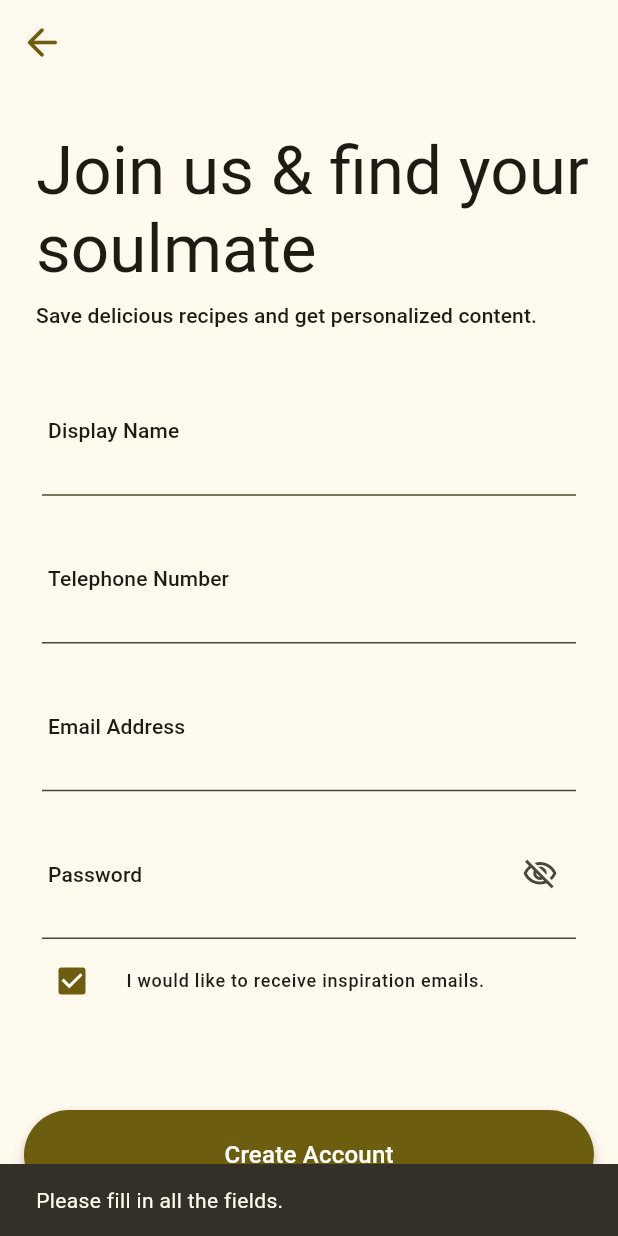
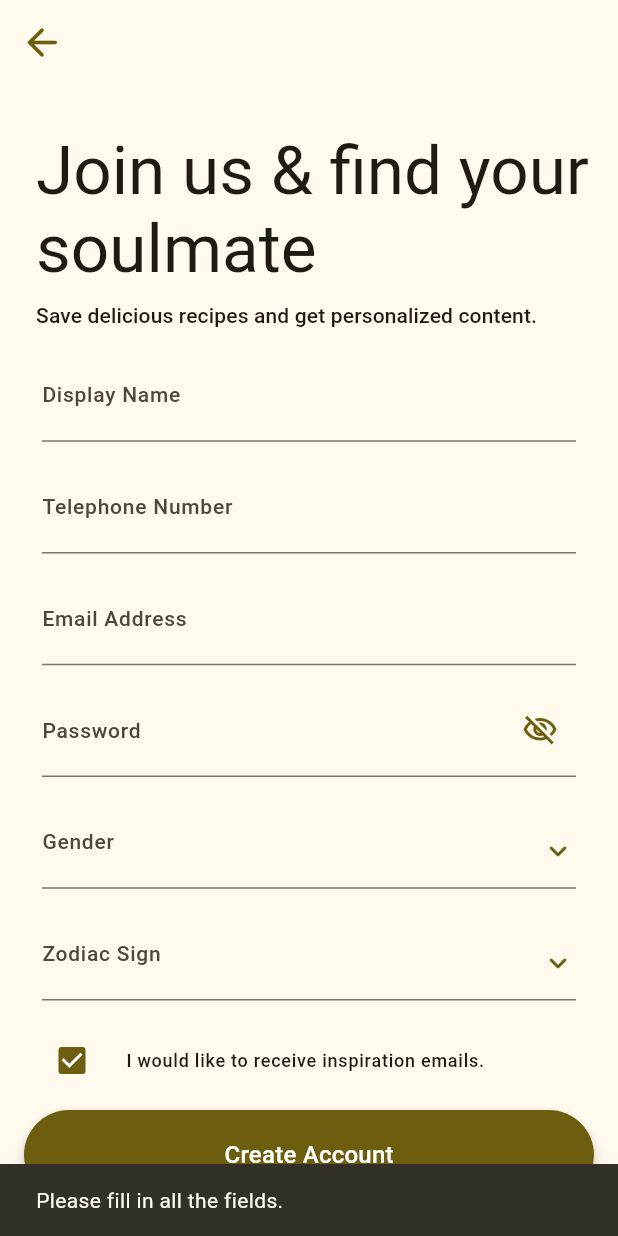
Before and after one commit to Let-cal/star_mate_PRM, a Flutter app: the RegisterPageWidget screen opened by its route, after a tap on "Create Account", on a phone screen of 412 x 824 dp. Run offline on Flutter 3.47's test engine with Material 3 defaults, Android fonts, the phone set to English and light mode, and no system bars; our stand-ins replace font_awesome_flutter, google_fonts, logger, shared_preferences; accounts and stored records are empty; Roboto replaces fonts that are missing (ABeeZee, Abel).

Commit message:
all have done

```diff
--- a/lib/pages/EditProfilePage/edit_profile_form.dart
+++ b/lib/pages/EditProfilePage/edit_profile_form.dart
@@ -152,7 +152,7 @@ class EditProfileForm extends StatelessWidget {
                   content:
                       Text(' ${e.toString().replaceAll('Exception:', '')}'),
                   backgroundColor: Colors.red,
-                  duration: Duration(seconds: 3),
+                  duration: const Duration(seconds: 3),
                 ),
               );
             }
--- a/lib/pages/EditProfilePage/edit_profile_page.dart
+++ b/lib/pages/EditProfilePage/edit_profile_page.dart
@@ -6,7 +6,7 @@ import '../../services/api_service.dart';
 import '../../../loading_screen.dart'; // Import LoadingScreen
 
 class EditProfilePageWidget extends StatefulWidget {
-  const EditProfilePageWidget({Key? key}) : super(key: key);
+  const EditProfilePageWidget({super.key});
 
   @override
   _EditProfilePageWidgetState createState() => _EditProfilePageWidgetState();
--- a/lib/pages/FriendPage/header_friend.dart
+++ b/lib/pages/FriendPage/header_friend.dart
@@ -5,10 +5,10 @@ class HeaderFriend extends StatelessWidget {
   final Function(List<String>, String?) onFilterSelected;
 
   const HeaderFriend({
-    Key? key,
+    super.key,
     required this.searchController,
     required this.onFilterSelected,
-  }) : super(key: key);
+  });
 
   void _showSortBottomSheet(BuildContext context) {
     showModalBottomSheet(
--- a/lib/pages/RegisterPage/register_page_model.dart
+++ b/lib/pages/RegisterPage/register_page_model.dart
@@ -1,21 +1,44 @@
 import 'package:flutter/material.dart';
+class Zodiac {
+  final int id;
+  final String name;
+
+  Zodiac(this.id, this.name);
+}
+
 
 class RegisterPageModel extends ChangeNotifier {
   FocusNode? textFieldFocusNode1;
   TextEditingController? textController1;
-
   FocusNode? textFieldFocusNode2;
   TextEditingController? textController2;
-
   FocusNode? textFieldFocusNode3;
   TextEditingController? textController3;
-
   FocusNode? textFieldFocusNode4;
   TextEditingController? textController4;
 
   bool passwordVisibility = false;
   bool? checkboxListTileValue;
   bool _isLoading = false;
+  String? selectedGender;
+  Zodiac? selectedZodiac;
+
+  // Add list of zodiacs
+  final List<Zodiac> zodiacs = [
+    Zodiac(1, 'Aries'),
+    Zodiac(2, 'Taurus'),
+    Zodiac(3, 'Gemini'),
+    Zodiac(4, 'Cancer'),
+    Zodiac(5, 'Leo'),
+    Zodiac(6, 'Virgo'),
+    Zodiac(7, 'Libra'),
+    Zodiac(8, 'Scorpio'),
+    Zodiac(9, 'Sagittarius'),
+    Zodiac(10, 'Capricorn'),
+    Zodiac(11, 'Aquarius'),
+    Zodiac(12, 'Pisces'),
+  ];
+
   bool get isLoading => _isLoading;
 
   void setLoading(bool value) {
@@ -23,40 +46,46 @@ class RegisterPageModel extends ChangeNotifier {
     notifyListeners();
   }
 
+  void setGender(String? value) {
+    selectedGender = value;
+    notifyListeners();
+  }
+
+  void setZodiac(Zodiac? value) {
+    selectedZodiac = value;
+    notifyListeners();
+  }
+
   void initControllers() {
     textController1 = TextEditingController();
     textFieldFocusNode1 = FocusNode();
-
     textController2 = TextEditingController();
     textFieldFocusNode2 = FocusNode();
-
     textController3 = TextEditingController();
     textFieldFocusNode3 = FocusNode();
-
     textController4 = TextEditingController();
     textFieldFocusNode4 = FocusNode();
-
     checkboxListTileValue = true;
   }
 
   void togglePasswordVisibility() {
     passwordVisibility = !passwordVisibility;
+    notifyListeners();
   }
 
   void setCheckboxValue(bool value) {
     checkboxListTileValue = value;
+    notifyListeners();
   }
 
+  @override
   void dispose() {
     textFieldFocusNode1?.dispose();
     textController1?.dispose();
-
     textFieldFocusNode2?.dispose();
     textController2?.dispose();
-
     textFieldFocusNode3?.dispose();
     textController3?.dispose();
-
     textFieldFocusNode4?.dispose();
     textController4?.dispose();
   }
--- /dev/null
+++ b/lib/pages/RegisterPage/widgets/custom_dropdown_field.dart
@@ -0,0 +1,101 @@
+import 'package:flutter/material.dart';
+
+class CustomDropdownField<T> extends StatefulWidget {
+  final String labelText;
+  final T? value;
+  final List<DropdownMenuItem<T>> items;
+  final void Function(T?) onChanged;
+  final String? Function(T?)? validator;
+
+  const CustomDropdownField({
+    super.key,
+    required this.labelText,
+    required this.value,
+    required this.items,
+    required this.onChanged,
+    this.validator,
+  });
+
+  @override
+  _CustomDropdownFieldState<T> createState() => _CustomDropdownFieldState<T>();
+}
+
+class _CustomDropdownFieldState<T> extends State<CustomDropdownField<T>> {
+  bool _showError = false; // Flag to show error when focus is lost
+
+  @override
+  void initState() {
+    super.initState();
+  }
+
+  @override
+  Widget build(BuildContext context) {
+    return Padding(
+      padding: const EdgeInsets.fromLTRB(16, 0, 16, 12),
+      child: Focus(
+        onFocusChange: (hasFocus) {
+          // If focus is lost and no value selected, trigger validation error
+          if (!hasFocus && widget.value == null) {
+            setState(() {
+              _showError = true;
+            });
+          }
+        },
+        child: DropdownButtonFormField<T>(
+          value: widget.value,
+          items: widget.items,
+          onChanged: (value) {
+            widget.onChanged(value); // Pass value to the parent onChanged
+            setState(() {
+              _showError = false; // Hide error when a value is selected
+            });
+          },
+          validator: _showError
+              ? widget.validator
+              : null, // Show error only if _showError is true
+          decoration: InputDecoration(
+            labelText: widget.labelText,
+            labelStyle: const TextStyle(
+              fontSize: 14,
+              fontWeight: FontWeight.w500,
+            ),
+            enabledBorder: UnderlineInputBorder(
+              borderSide: BorderSide(
+                color: Theme.of(context).dividerColor,
+                width: 1,
+              ),
+            ),
+            focusedBorder: UnderlineInputBorder(
+              borderSide: BorderSide(
+                color: Theme.of(context).colorScheme.primary,
+                width: 2,
+              ),
+            ),
+            errorBorder: UnderlineInputBorder(
+              borderSide: BorderSide(
+                color: Theme.of(context).colorScheme.error,
+                width: 1,
+              ),
+            ),
+            focusedErrorBorder: UnderlineInputBorder(
+              borderSide: BorderSide(
+                color: Theme.of(context).colorScheme.error,
+                width: 2,
+              ),
+            ),
+            contentPadding: const EdgeInsets.fromLTRB(0, 16, 12, 8),
+          ),
+          icon: Padding(
+            padding: const EdgeInsets.only(top: 12),
+            child: Icon(
+              Icons.keyboard_arrow_down_rounded,
+              color: Theme.of(context).colorScheme.primary,
+            ),
+          ),
+          dropdownColor: Theme.of(context).colorScheme.surface,
+          style: Theme.of(context).textTheme.bodyLarge,
+        ),
+      ),
+    );
+  }
+}
--- a/lib/pages/RegisterPage/widgets/custom_text_field.dart
+++ b/lib/pages/RegisterPage/widgets/custom_text_field.dart
@@ -1,7 +1,6 @@
-// widgets/custom_text_field.dart
 import 'package:flutter/material.dart';
 
-class CustomTextField extends StatelessWidget {
+class CustomTextField extends StatefulWidget {
   final TextEditingController? controller;
   final FocusNode? focusNode;
   final String labelText;
@@ -9,6 +8,8 @@ class CustomTextField extends StatelessWidget {
   final bool? passwordVisibility;
   final VoidCallback? onTogglePassword;
   final TextCapitalization textCapitalization;
+  final String? Function(String?)? validator;
+  final ValueChanged<String>? onChanged;
 
   const CustomTextField({
     super.key,
@@ -19,37 +20,96 @@ class CustomTextField extends StatelessWidget {
     this.passwordVisibility,
     this.onTogglePassword,
     this.textCapitalization = TextCapitalization.none,
+    this.validator,
+    this.onChanged,
   });
+
+  @override
+  _CustomTextFieldState createState() => _CustomTextFieldState();
+}
+
+class _CustomTextFieldState extends State<CustomTextField> {
+  bool _showError = false;
+
+  @override
+  void initState() {
+    super.initState();
+
+    // Detect focus changes
+    widget.focusNode?.addListener(() {
+      if (!widget.focusNode!.hasFocus) {
+        // Trigger validation on focus loss
+        setState(() {
+          _showError = true;
+        });
+      }
+    });
+  }
 
   @override
   Widget build(BuildContext context) {
     return Padding(
-      padding: const EdgeInsets.fromLTRB(16, 12, 16, 0),
+      padding: const EdgeInsets.fromLTRB(16, 0, 16, 12),
       child: TextFormField(
-        controller: controller,
-        focusNode: focusNode,
-        obscureText: isPassword ? !(passwordVisibility ?? false) : false,
-        textCapitalization: textCapitalization,
+        controller: widget.controller,
+        focusNode: widget.focusNode,
+        obscureText: widget.isPassword && !(widget.passwordVisibility ?? false),
+        textCapitalization: widget.textCapitalization,
+        onChanged: (value) {
+          if (_showError) {
+            setState(() {}); // Rebuild to show the error message
+          }
+          if (widget.onChanged != null) {
+            widget.onChanged!(value);
+          }
+        },
+        validator: _showError
+            ? widget.validator
+            : null, // Show error only if _showError is true
         decoration: InputDecoration(
-          labelText: labelText,
-          labelStyle: Theme.of(context).textTheme.labelLarge,
-          filled: true,
-          fillColor: Theme.of(context).colorScheme.surface,
-          contentPadding: const EdgeInsets.fromLTRB(0, 16, 16, 8),
-          suffixIcon: isPassword
+          labelText: widget.labelText,
+          labelStyle: const TextStyle(
+            fontSize: 14,
+            fontWeight: FontWeight.w500,
+          ),
+          enabledBorder: UnderlineInputBorder(
+            borderSide: BorderSide(
+              color: Theme.of(context).dividerColor,
+              width: 1,
+            ),
+          ),
+          focusedBorder: UnderlineInputBorder(
+            borderSide: BorderSide(
+              color: Theme.of(context).colorScheme.primary,
+              width: 2,
+            ),
+          ),
+          errorBorder: UnderlineInputBorder(
+            borderSide: BorderSide(
+              color: Theme.of(context).colorScheme.error,
+              width: 1,
+            ),
+          ),
+          focusedErrorBorder: UnderlineInputBorder(
+            borderSide: BorderSide(
+              color: Theme.of(context).colorScheme.error,
+              width: 2,
+            ),
+          ),
+          contentPadding: const EdgeInsets.fromLTRB(0, 16, 12, 8),
+          suffixIcon: widget.isPassword
               ? IconButton(
-                  onPressed: onTogglePassword,
+                  onPressed: widget.onTogglePassword,
                   icon: Icon(
-                    passwordVisibility ?? false
+                    widget.passwordVisibility ?? false
                         ? Icons.visibility_outlined
                         : Icons.visibility_off_outlined,
+                    color: Theme.of(context).colorScheme.primary,
                   ),
                 )
               : null,
         ),
-        style: Theme.of(context).textTheme.bodyLarge?.copyWith(
-              height: 3,
-            ),
+        style: Theme.of(context).textTheme.bodyLarge,
       ),
     );
   }
--- a/lib/pages/RegisterPage/widgets/register_form.dart
+++ b/lib/pages/RegisterPage/widgets/register_form.dart
@@ -1,17 +1,20 @@
-// widgets/register_form.dart
 import 'package:flutter/material.dart';
 
 import '../../../loading_screen.dart';
-import '../../../services/api_service.dart'; // Import the ApiService
+import '../../../services/api_service.dart';
 import '../../widgets/custom_button.dart';
-import '../../widgets/custom_text_field.dart';
 import '../register_page_model.dart';
+import './custom_dropdown_field.dart';
+import 'custom_text_field.dart';
 
 class RegisterForm extends StatelessWidget {
   final RegisterPageModel model;
   final bool isKeyboardVisible;
 
-  const RegisterForm({
+  // Add a GlobalKey for the Form widget
+  final GlobalKey<FormState> _formKey = GlobalKey<FormState>();
+
+  RegisterForm({
     super.key,
     required this.model,
     required this.isKeyboardVisible,
@@ -36,8 +39,17 @@ class RegisterForm extends StatelessWidget {
                       crossAxisAlignment: CrossAxisAlignment.start,
                       children: [
                         _buildHeader(context),
-                        _buildFormFields(context),
-                        _buildCheckbox(context),
+                        // Wrap the form fields in a Form widget and pass the _formKey
+                        Form(
+                          key: _formKey,
+                          child: Column(
+                            crossAxisAlignment: CrossAxisAlignment.start,
+                            children: [
+                              _buildFormFields(context),
+                              _buildCheckbox(context),
+                            ],
+                          ),
+                        ),
                       ],
                     ),
                   ),
@@ -47,7 +59,6 @@ class RegisterForm extends StatelessWidget {
             ),
           ),
         ),
-        // Conditionally display LoadingScreen based on _model.isLoading
         if (model.isLoading) const LoadingScreen(isLoading: true),
       ],
     );
@@ -83,17 +94,42 @@ class RegisterForm extends StatelessWidget {
           focusNode: model.textFieldFocusNode1,
           labelText: 'Display Name',
           textCapitalization: TextCapitalization.words,
+          onChanged: (_) =>
+              _formKey.currentState?.validate(), // Real-time validation
         ),
         CustomTextField(
           controller: model.textController2,
           focusNode: model.textFieldFocusNode2,
           labelText: 'Telephone Number',
           textCapitalization: TextCapitalization.words,
+          validator: (value) {
+            if (value == null || value.isEmpty) {
+              return 'Please enter your phone number';
+            }
+            if (!RegExp(r'^\d+$').hasMatch(value)) {
+              return 'Phone must contain only numbers';
+            }
+            if (value.length != 10 || !RegExp(r'^\d+$').hasMatch(value)) {
+              return 'Phone number must be 10 digits';
+            }
+            return null;
+          },
+          onChanged: (_) => _formKey.currentState?.validate(),
         ),
         CustomTextField(
           controller: model.textController3,
           focusNode: model.textFieldFocusNode3,
           labelText: 'Email Address',
+          validator: (value) {
+            if (value == null || value.isEmpty) {
+              return 'Please enter your email';
+            }
+            if (!value.contains('@')) {
+              return 'Enter a valid email';
+            }
+            return null;
+          },
+          onChanged: (_) => _formKey.currentState?.validate(),
         ),
         CustomTextField(
           controller: model.textController4,
@@ -102,9 +138,59 @@ class RegisterForm extends StatelessWidget {
           isPassword: true,
           passwordVisibility: model.passwordVisibility,
           onTogglePassword: () => model.togglePasswordVisibility(),
+          validator: (value) {
+            if (value == null || value.isEmpty) {
+              return 'Please enter a password';
+            }
+            if (value.length < 6) {
+              return 'Password must be at least 6 characters';
+            }
+            return null;
+          },
+          onChanged: (_) => _formKey.currentState?.validate(),
         ),
+        _buildGenderDropdown(context),
+        _buildZodiacDropdown(context),
       ],
     );
+  }
+
+  Widget _buildGenderDropdown(BuildContext context) {
+    return CustomDropdownField<String>(
+        labelText: 'Gender',
+        value: model.selectedGender,
+        items: ['Male', 'Female', 'Other']
+            .map((gender) => DropdownMenuItem(
+                  value: gender,
+                  child: Text(gender),
+                ))
+            .toList(),
+        onChanged: (value) => model.setGender(value),
+        validator: (value) {
+          if (value == null || value.isEmpty) {
+            return 'Please select a gender';
+          }
+          return null;
+        });
+  }
+
+  Widget _buildZodiacDropdown(BuildContext context) {
+    return CustomDropdownField<Zodiac>(
+        labelText: 'Zodiac Sign',
+        value: model.selectedZodiac,
+        items: model.zodiacs
+            .map((zodiac) => DropdownMenuItem(
+                  value: zodiac,
+                  child: Text(zodiac.name),
+                ))
+            .toList(),
+        onChanged: (value) => model.setZodiac(value),
+        validator: (value) {
+          if (value == null) {
+            return 'Please select a zodiac';
+          }
+          return null;
+        });
   }
 
   Widget _buildCheckbox(BuildContext context) {
@@ -128,47 +214,52 @@ class RegisterForm extends StatelessWidget {
       child: CustomButton(
         onPressed: () async {
           final apiService = ApiService();
+          if (!_formKey.currentState!.validate()) {
+            return; // Stop if form fields are not valid
+          }
 
-          // Fetch values from text controllers
           final displayName = model.textController1?.text;
           final telephoneNumber = model.textController2?.text;
           final email = model.textController3?.text;
           final password = model.textController4?.text;
+          final gender = model.selectedGender;
+          final zodiacId = model.selectedZodiac?.id;
 
-          // Check if any field is empty
           if (displayName!.isEmpty ||
               telephoneNumber!.isEmpty ||
               email!.isEmpty ||
-              password!.isEmpty) {
+              password!.isEmpty ||
+              gender == null ||
+              zodiacId == null) {
             ScaffoldMessenger.of(context).showSnackBar(
               const SnackBar(content: Text('Please fill in all the fields.')),
             );
             return;
           }
+
           model.setLoading(true);
-          // Call the API
+
           final response = await apiService.register(
             email: email,
             password: password,
             fullName: displayName,
             telephoneNumber: telephoneNumber,
+            gender: gender,
+            zodiacId: zodiacId,
           );
+
           model.setLoading(false);
-          if (response != null && response['success'] == true) {
-            // Show success message
-            // ignore: use_build_context_synchronously
+
+          if (response['success'] == true) {
             ScaffoldMessenger.of(context).showSnackBar(
-              const SnackBar(content: Text('Registration successful!')),
+              const SnackBar(
+                  content: Text(
+                      'Registration successful! Please confirm the link to access your account!')),
             );
-
-            // Navigate back to the login page
-            // ignore: use_build_context_synchronously
             Navigator.pushReplacementNamed(context, '/');
           } else {
-            // Handle failure, show error message from API
-            final errorMessage = response?['message'] ??
-                'Registration failed. Please try again.';
-            // ignore: use_build_context_synchronously
+            final errorMessage =
+                response['message'] ?? 'Registration failed. Please try again.';
             ScaffoldMessenger.of(context).showSnackBar(
               SnackBar(content: Text(errorMessage)),
             );
```
Also changed, not shown: lib/pages/ForgotPage/widgets/forgot_form.dart (+41 -27 lines), lib/pages/ResetPassPage/SentOPT/sent_OTP_model.dart (+17 -0 lines), lib/services/api_service.dart (+20 -11 lines).
